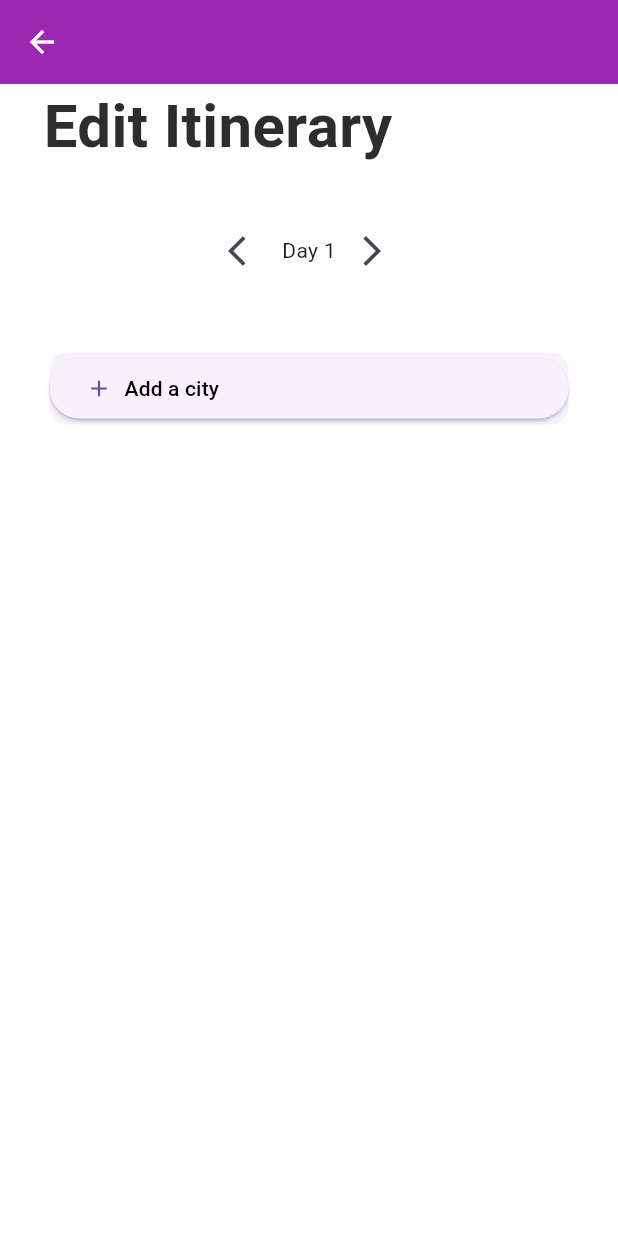
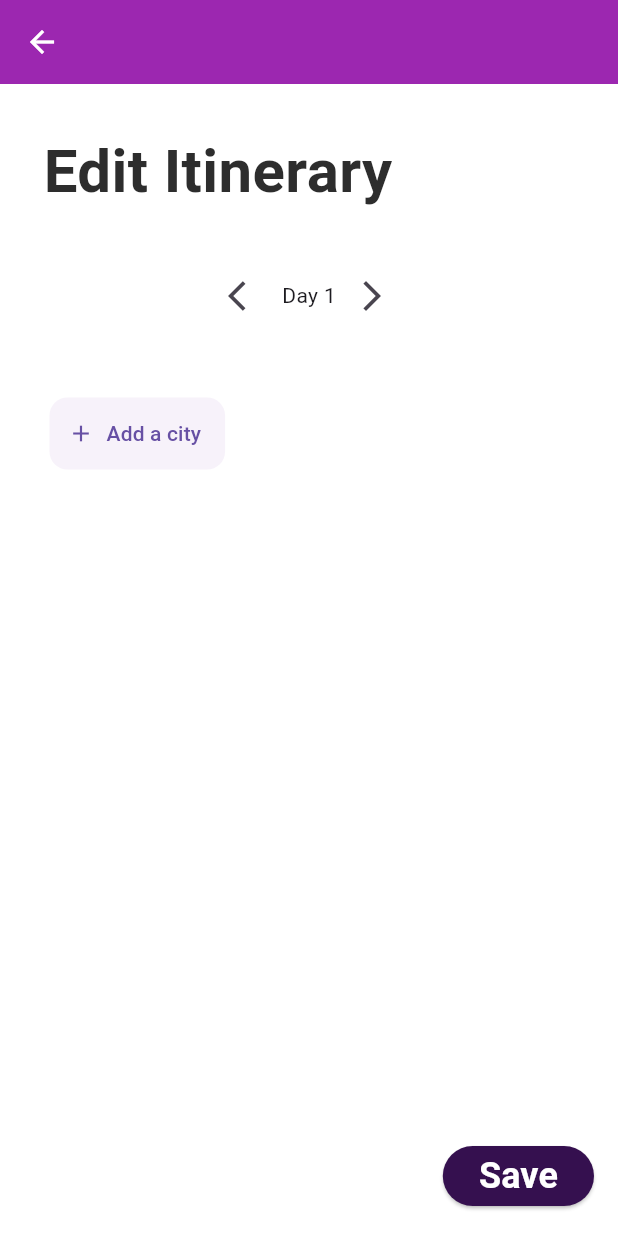
Before and after one commit to Faarab/FlutterGroupApp, a Flutter app: the screen it shows after launch, on a phone screen of 412 x 824 dp. Run offline on Flutter 3.47's test engine with Material 3 defaults, Android fonts, the light colour scheme and no system bars.

Commit message:
aggiornato classe city, creato savebtn, aggiunto btn attività

```diff
--- a/lib/models/CityDTO.dart
+++ b/lib/models/CityDTO.dart
@@ -1,23 +1,24 @@
-
 import 'package:triptaptoe_app/models/ActivityDTO.dart';
 
 class CityDTO {
-  CityDTO({
-    required this.name,
-    this.activities
-  });
-
+  final String? country;
   final String name;
   final List<ActivityDTO>? activities;
 
+  CityDTO({
+    this.country,
+    required this.name,
+    this.activities,
+  });
+
   factory CityDTO.fromJson(Map<String, dynamic> json) {
-
     late List<ActivityDTO> activities;
     if (json['activities'] != null) {
       activities = List<ActivityDTO>.from(json['activities'].map((day) => ActivityDTO.fromJson(day)));
     }
 
     return CityDTO(
+      country: json['country'],
       name: json['name'],
       activities: activities,
     );
--- a/lib/screens/edit_itinerary_screen.dart
+++ b/lib/screens/edit_itinerary_screen.dart
@@ -1,6 +1,7 @@
 import 'package:flutter/material.dart';
 import 'package:triptaptoe_app/models/TripDTO.dart';
 import 'package:triptaptoe_app/widgets/my_app_bar.dart';
+import 'package:triptaptoe_app/widgets/save_btn.dart';
 
 import '../widgets/my_body.dart';
 
@@ -18,7 +19,8 @@ class EditItineraryScreen extends StatelessWidget {
           appBar: MyAppBar(
             goBack: Scaffold(body: Text("Create a new trip"),),
           ),
-         body: MyBody(),
+         body: MyBody(activity: Scaffold(body: Text("Activity Overlay")),),
+         floatingActionButton: SaveBtn(),
         );
   }
 }
--- a/lib/widgets/my_app_bar.dart
+++ b/lib/widgets/my_app_bar.dart
@@ -6,6 +6,7 @@ class MyAppBar extends StatefulWidget implements PreferredSizeWidget {
     super.key,
     required this.goBack
   });
+
   final Widget goBack;
 
   @override
--- a/lib/widgets/my_body.dart
+++ b/lib/widgets/my_body.dart
@@ -1,17 +1,18 @@
 import 'package:flutter/material.dart';
+import 'package:triptaptoe_app/models/CityDTO.dart';
 
 class MyBody extends StatefulWidget {
-  const MyBody({Key? key}) : super(key: key);
+  const MyBody({super.key, required this.activity});
+
+  final Widget activity;
 
   @override
   _MyBodyState createState() => _MyBodyState();
 }
 
 class _MyBodyState extends State<MyBody> {
-  //per controllare il testo inserito dall'utente
   TextEditingController _cityController = TextEditingController();
-
-  List<String> _addedCities = [];
+  List<CityDTO> _addedCities = [];
   bool _isAddingCity = false;
 
   @override
@@ -27,6 +28,7 @@ class _MyBodyState extends State<MyBody> {
       child: Column(
         crossAxisAlignment: CrossAxisAlignment.start,
         children: [
+          const SizedBox(height: 30),
           const Text(
             "Edit Itinerary",
             style: TextStyle(
@@ -38,10 +40,7 @@ class _MyBodyState extends State<MyBody> {
           const SizedBox(height: 30),
           _buildDayNavigation(),
           const SizedBox(height: 30),
-
-
-          if (_isAddingCity || _addedCities.isNotEmpty)
-            _buildAddedCities(),
+          if (_isAddingCity || _addedCities.isNotEmpty) _buildAddedCities(),
           const SizedBox(height: 10),
           _buildCityCard(),
         ],
@@ -68,16 +67,44 @@ class _MyBodyState extends State<MyBody> {
 
   Widget _buildAddedCities() {
     return ListView.builder(
-      //shrinkWrap -> la lista occupa solo lo spazio necessario a seconda deglki elementi
       shrinkWrap: true,
       itemCount: _addedCities.length,
       itemBuilder: (BuildContext context, int index) {
         return Row(
           children: [
-            Icon(Icons.radio_button_unchecked,),
-            const SizedBox(width:30),
-            Text(_addedCities[index], style: TextStyle(fontWeight: FontWeight.bold, fontSize: 24),),
-
+            Column(
+              crossAxisAlignment: CrossAxisAlignment.start,
+              children: [
+                Row(
+                  children: [
+                    Icon(Icons.radio_button_unchecked),
+                    const SizedBox(width: 30),
+                    Text(
+                      _addedCities[index].name,
+                      style:
+                          TextStyle(fontWeight: FontWeight.bold, fontSize: 24),
+                    ),
+                  ],
+                ),
+                Row(
+                  children: [
+                    Padding(
+                      padding: const EdgeInsets.only(left: 40),
+                      child: TextButton.icon(
+                        onPressed: () {
+                          Navigator.push(
+                              context,
+                              MaterialPageRoute(
+                                  builder: (context) => widget.activity));
+                        },
+                        icon: Icon(Icons.add),
+                        label: Text("Add an activity"),
+                      ),
+                    ),
+                  ],
+                )
+              ],
+            ),
           ],
         );
       },
@@ -90,21 +117,14 @@ class _MyBodyState extends State<MyBody> {
       child: Column(
         children: [
           if (!_isAddingCity)
-            ElevatedButton(
+            TextButton.icon(
               onPressed: () {
                 setState(() {
                   _isAddingCity = true;
                 });
               },
-              child: Row(
-                mainAxisAlignment: MainAxisAlignment.start,
-                children: [
-                  Icon(Icons.add),
-                  const SizedBox(width: 8),
-                  const Text("Add a city",
-                      style: TextStyle(color: Colors.black)),
-                ],
-              ),
+              icon: Icon(Icons.add),
+              label: Text("Add a city"),
             ),
           if (_isAddingCity)
             Row(
@@ -112,12 +132,12 @@ class _MyBodyState extends State<MyBody> {
                 Expanded(
                   child: TextField(
                     controller: _cityController,
-                    decoration: InputDecoration(
+                    decoration: const InputDecoration(
                       hintText: 'Enter a city',
                     ),
                     onSubmitted: (value) {
                       setState(() {
-                        _addedCities.add(value);
+                        _addedCities.add(CityDTO(name: value));
                         _cityController.clear();
                         _isAddingCity = false;
                       });
--- /dev/null
+++ b/lib/widgets/save_btn.dart
@@ -0,0 +1,20 @@
+import 'package:flutter/material.dart';
+
+class SaveBtn extends StatelessWidget {
+  const SaveBtn({super.key});
+
+  @override
+  Widget build(BuildContext context) {
+    return ElevatedButton(
+      style: ButtonStyle(
+        backgroundColor: MaterialStateProperty.resolveWith((states) => Color.fromRGBO(53, 16, 79, 1)),
+        overlayColor: MaterialStateColor.resolveWith((states) => Color.fromRGBO(199, 156, 230, 0.094)),
+        shape: MaterialStateProperty.all(RoundedRectangleBorder(borderRadius: BorderRadius.circular(50))),
+      ),
+      onPressed: () {
+        // Inserire la logica di salvataggio qui
+      },
+      child: Text("Save", style: TextStyle(color: Colors.white, fontWeight: FontWeight.bold, fontSize: 24),),
+    );
+  }
+}
```
